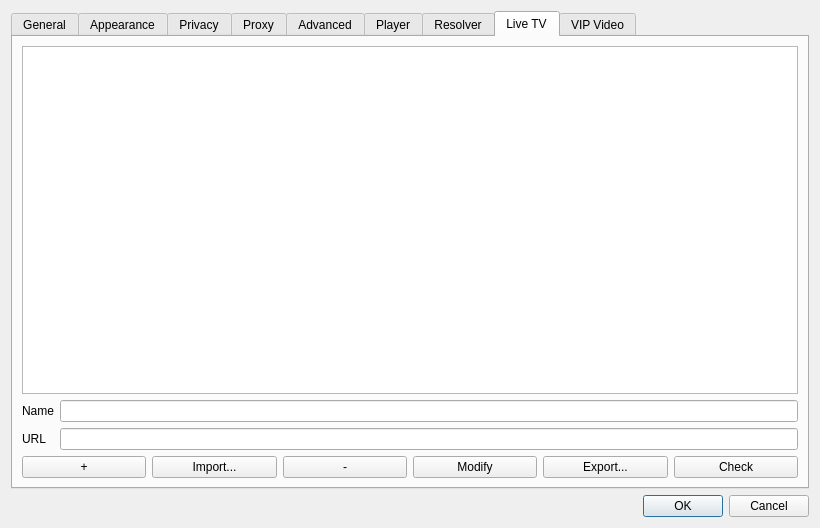
First picture: the form in src/client/settings.ui, repository missdeer/imchenwen, before the edit.
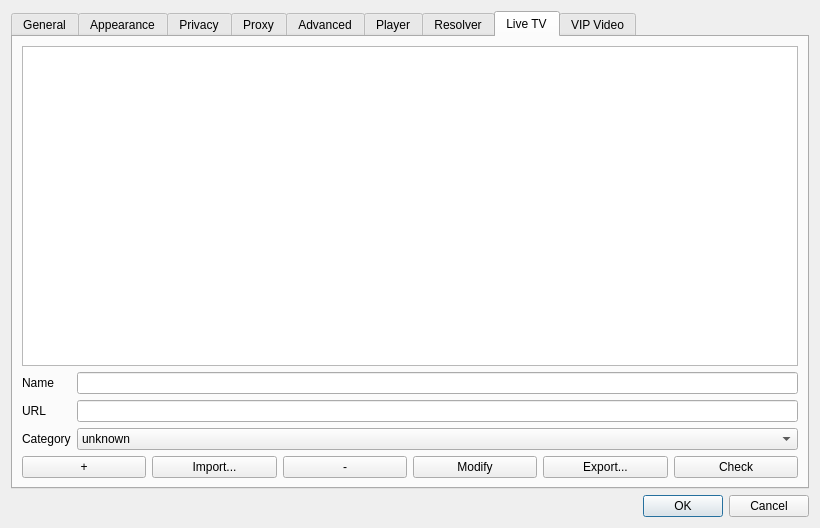
Second picture: the form after the edit. The open tabs and pages were chosen to show the change.

Commit message: (*)add category field for LiveTV;(*)VIP video url detect improvement

The edit to the form file:
```diff
--- a/src/client/settings.ui
+++ b/src/client/settings.ui
@@ -889,6 +889,25 @@
          <item row="1" column="1">
           <widget class="QLineEdit" name="edtLiveTVURL"/>
          </item>
+         <item row="2" column="0">
+          <widget class="QLabel" name="label_29">
+           <property name="text">
+            <string>Category</string>
+           </property>
+          </widget>
+         </item>
+         <item row="2" column="1">
+          <widget class="QComboBox" name="cbLiveTVCategory">
+           <property name="currentText">
+            <string>unknown</string>
+           </property>
+           <item>
+            <property name="text">
+             <string>unknown</string>
+            </property>
+           </item>
+          </widget>
+         </item>
         </layout>
        </item>
        <item>
```
The commit also changes 5 other files.
